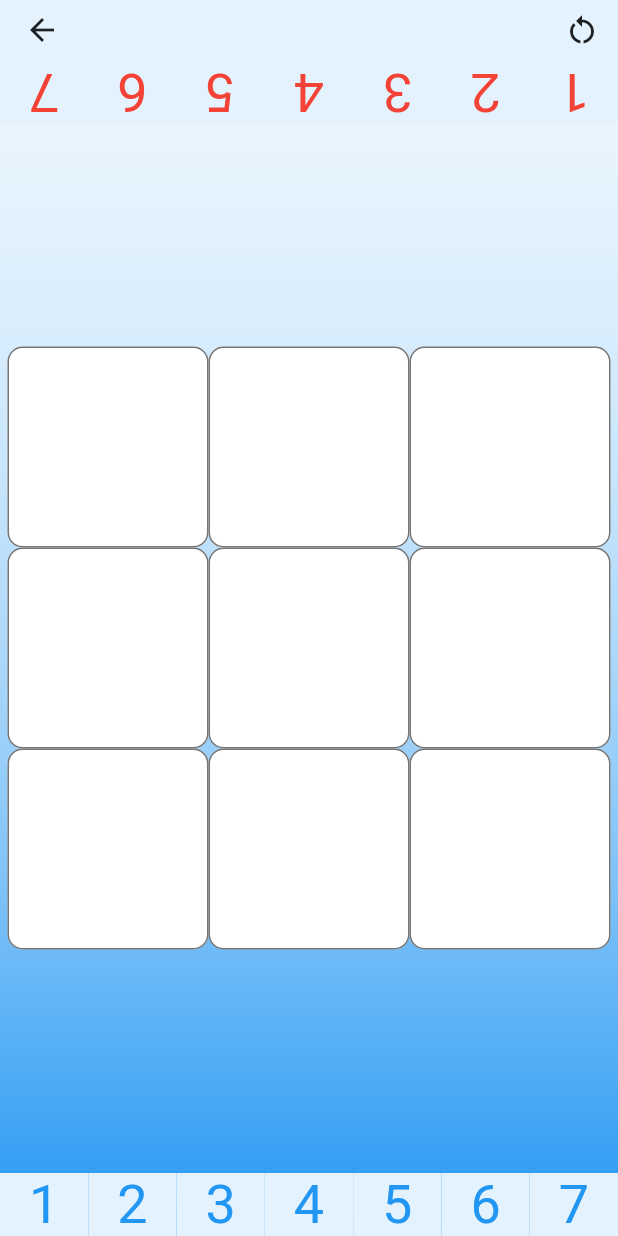
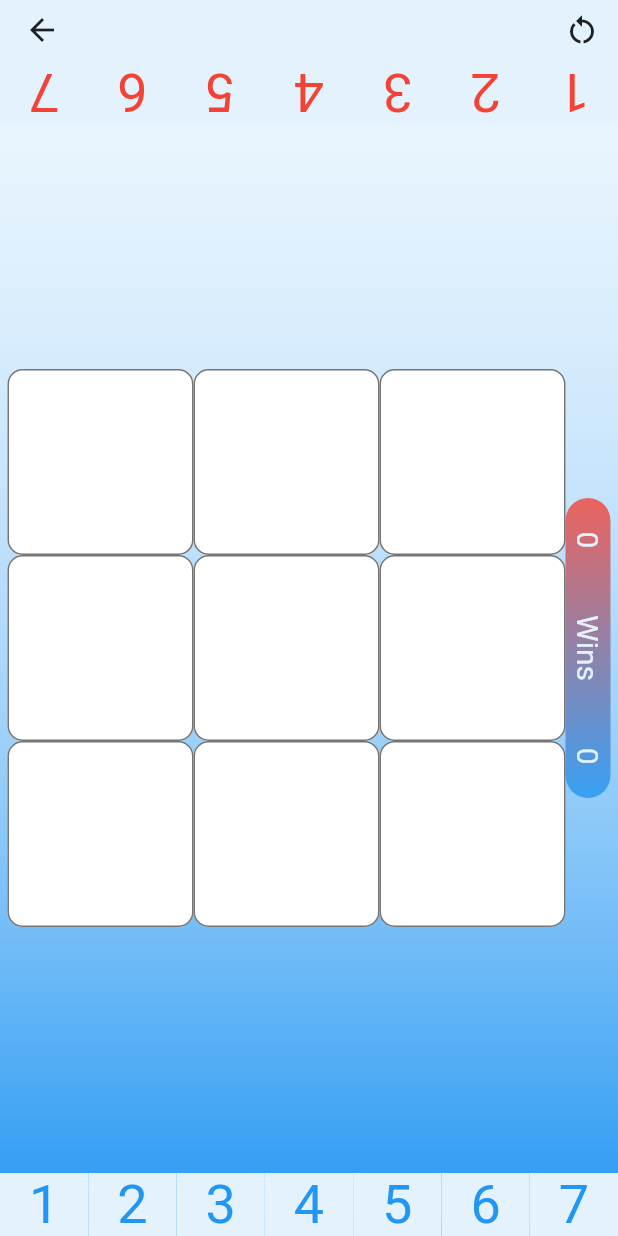
Before and after one commit to JCFowler/tic_tac_advanced, a Flutter app: the screen it shows after launch, after a tap on "Play", on a phone screen of 412 x 824 dp. Run offline on Flutter 3.47's test engine with Material 2 defaults, Android fonts, the phone set to English and light mode, and no system bars; our stand-ins replace animated_text_kit; generated files the repository leaves out were written again.

Commit message:
Added score board, updated home screen

```diff
--- a/lib/main.dart
+++ b/lib/main.dart
@@ -10,6 +10,7 @@ import 'providers/locale_provider.dart';
 import 'screens/game_screen.dart';
 import 'screens/home_screen.dart';
 import 'screens/settings_screen.dart';
+import 'screens/test.dart';
 
 void main() {
   WidgetsFlutterBinding.ensureInitialized();
@@ -55,6 +56,7 @@ class MyApp extends StatelessWidget {
           routes: {
             SettingsScreen.routeName: (ctx) => const SettingsScreen(),
             GameScreen.routeName: (ctx) => const GameScreen(),
+            'test': (ctx) => const TestScreen(),
           },
         ),
       ),
--- a/lib/providers/game_provider.dart
+++ b/lib/providers/game_provider.dart
@@ -1,8 +1,6 @@
 import 'package:flutter/material.dart';
 
 import '../models/mark.dart';
-
-// const NUMBERS = [1, 2, 3, 4, 5, 6, 7];
 
 const Map<int, bool> baseNumbersMap = {
   1: false,
@@ -25,6 +23,11 @@ class GameProvider with ChangeNotifier {
     Player.Player2: Colors.red,
   };
 
+  final Map<Player, int> _scores = {
+    Player.Player1: 0,
+    Player.Player2: 0,
+  };
+
   final Map<int, bool> _player1Numbers = Map<int, bool>.from(baseNumbersMap);
   final Map<int, bool> _player2Numbers = Map<int, bool>.from(baseNumbersMap);
 
@@ -37,6 +40,10 @@ class GameProvider with ChangeNotifier {
 
   Player get player {
     return _player;
+  }
+
+  Map<Player, int> get scores {
+    return _scores;
   }
 
   /// If no player is passed, will get current player.
@@ -112,6 +119,11 @@ class GameProvider with ChangeNotifier {
     notifyListeners();
   }
 
+  void increaseScore(Player player) {
+    _scores.update(player, (value) => value + 1);
+    notifyListeners();
+  }
+
   bool checkForWinningLine() {
     final winningLines = [
       [0, 1, 2],
@@ -139,6 +151,8 @@ class GameProvider with ChangeNotifier {
 
         if (p1Count >= 3 || p2Count >= 3) {
           _winningLine = line;
+          increaseScore(p1Count >= 3 ? Player.Player1 : Player.Player2);
+
           notifyListeners();
           return true;
         }
--- a/lib/screens/game_screen.dart
+++ b/lib/screens/game_screen.dart
@@ -8,6 +8,7 @@ import '../providers/game_provider.dart';
 import '../widgets/custom_app_bar.dart';
 import '../widgets/game_number.dart';
 import '../widgets/number_board.dart';
+import '../widgets/score_board.dart';
 
 class GameScreen extends StatefulWidget {
   static const routeName = '/game';
@@ -140,6 +141,9 @@ class _GameScreenState extends State<GameScreen> with TickerProviderStateMixin {
                     child: Center(
                       child: Padding(
                         padding: const EdgeInsets.all(5),
+                        child: Row(
+                          children: [
+                            Expanded(
                               child: CustomPaint(
                                 foregroundPainter: game.gameOver
                                     ? LinePainter(game, _progress)
@@ -168,7 +172,8 @@ class _GameScreenState extends State<GameScreen> with TickerProviderStateMixin {
                                         child: Center(
                                           child: game.gameMarks[index] != null
                                               ? RotationTransition(
-                                            turns: game.player == Player.Player2
+                                                  turns: game.player ==
+                                                          Player.Player2
                                                       ? _rotateAnimationFirst!
                                                       : _rotateAnimationSecond!,
                                                   child: GameNumber(
@@ -180,6 +185,10 @@ class _GameScreenState extends State<GameScreen> with TickerProviderStateMixin {
                                     );
                                   },
                                 ),
+                              ),
+                            ),
+                            const ScoreBoard(),
+                          ],
                         ),
                       ),
                     ),
--- a/lib/screens/home_screen.dart
+++ b/lib/screens/home_screen.dart
@@ -1,8 +1,33 @@
+import 'package:animated_text_kit/animated_text_kit.dart';
 import 'package:flutter/material.dart';
 import 'package:flutter_gen/gen_l10n/app_localizations.dart';
 
+import '../widgets/app_button.dart';
 import 'game_screen.dart';
 import 'settings_screen.dart';
+
+var colorizeTextStyle = TextStyle(
+  fontSize: 50.0,
+  fontFamily: 'Horizon',
+  foreground: Paint()
+    ..style = PaintingStyle.stroke
+    ..strokeWidth = 2
+    ..color = Colors.blue
+    ..shader = const LinearGradient(
+      colors: [
+        Colors.red,
+        Colors.red,
+        Colors.purple,
+        Colors.blue,
+        Colors.blue,
+      ],
+    ).createShader(
+      Rect.fromCircle(
+        center: const Offset(150.0, 55.0),
+        radius: 200.0,
+      ),
+    ),
+);
 
 class HomeScreen extends StatelessWidget {
   const HomeScreen({Key? key}) : super(key: key);
@@ -34,19 +59,18 @@ class HomeScreen extends StatelessWidget {
               crossAxisAlignment: CrossAxisAlignment.center,
               children: [
                 Flexible(
-                  child: Container(
-                    margin: const EdgeInsets.only(bottom: 20.0),
-                    padding: const EdgeInsets.symmetric(
-                        vertical: 8.0, horizontal: 50.0),
-                    // transform: Matrix4.rotationZ(-15 * pi / 180)
-                    //   ..translate(10.0),
-                    child: const Text(
-                      'Tic Tac\nAdvanced',
-                      textAlign: TextAlign.center,
-                      style: TextStyle(
-                        fontSize: 30,
-                        fontWeight: FontWeight.normal,
-                      ),
+                  child: SizedBox(
+                    height: 150,
+                    child: AnimatedTextKit(
+                      animatedTexts: [
+                        TypewriterAnimatedText(
+                          'Tic Tac\nAdvanced',
+                          speed: const Duration(milliseconds: 200),
+                          textStyle: colorizeTextStyle,
+                          textAlign: TextAlign.center,
+                        ),
+                      ],
+                      isRepeatingAnimation: false,
                     ),
                   ),
                 ),
@@ -54,15 +78,23 @@ class HomeScreen extends StatelessWidget {
                   flex: deviceSize.width > 600 ? 2 : 1,
                   child: Column(
                     children: [
-                      TextButton(
-                        onPressed: () => Navigator.of(context)
-                            .pushNamed(GameScreen.routeName),
-                        child: const Text('Play'),
+                      AppButton(
+                        'Play',
+                        () => Navigator.of(context).pushNamed(
+                          GameScreen.routeName,
+                        ),
                       ),
-                      TextButton(
-                        onPressed: () => Navigator.of(context)
-                            .pushNamed(SettingsScreen.routeName),
-                        child: const Text('Settings'),
+                      AppButton(
+                        'Settings',
+                        () => Navigator.of(context).pushNamed(
+                          SettingsScreen.routeName,
+                        ),
+                      ),
+                      AppButton(
+                        'Test',
+                        () => Navigator.of(context).pushNamed(
+                          'test',
+                        ),
                       ),
                       Text(AppLocalizations.of(context)!.helloWorld)
                     ],
--- /dev/null
+++ b/lib/widgets/app_button.dart
@@ -0,0 +1,56 @@
+import 'package:flutter/material.dart';
+
+class AppButton extends StatelessWidget {
+  final String text;
+  final VoidCallback onTap;
+
+  const AppButton(
+    this.text,
+    this.onTap, {
+    Key? key,
+  }) : super(key: key);
+
+  @override
+  Widget build(BuildContext context) {
+    final Paint paint = Paint()
+      ..style = PaintingStyle.stroke
+      ..strokeWidth = 6
+      ..color = Colors.black
+      ..shader = LinearGradient(colors: [
+        Colors.red,
+        Colors.red,
+        Colors.purple[400]!,
+        Colors.blue,
+        Colors.blue,
+      ]).createShader(
+        Rect.fromCircle(
+          center: const Offset(150.0, 55.0),
+          radius: 200.0,
+        ),
+      );
+
+    return TextButton(
+      onPressed: onTap,
+      child: Stack(
+        children: <Widget>[
+          // Stroked text as border.
+          Text(
+            text,
+            style: TextStyle(
+              fontSize: 40,
+              foreground: paint,
+            ),
+          ),
+          // Solid text as fill.
+          Text(
+            text,
+            style: TextStyle(
+              fontSize: 40,
+              color: Colors.blue[50],
+            ),
+          ),
+        ],
+      ),
+    );
+  }
+}
--- a/lib/widgets/game_board_number.dart
+++ b/lib/widgets/game_board_number.dart
@@ -20,14 +20,18 @@ class GameBoardNumber extends StatelessWidget {
   @override
   Widget build(BuildContext context) {
     final game = Provider.of<GameProvider>(context);
+    final selected = game.selectedNumber == number && player == game.player;
     return GestureDetector(
       onTap: () => (player == game.player && !used && !game.gameOver)
           ? game.changeSelectedNumber(number)
           : null,
       child: Container(
         width: width,
-        // Need to add color, or the padding wont take for the tap gesture.
-        color: Theme.of(context).scaffoldBackgroundColor,
+        decoration: BoxDecoration(
+          color: selected
+              ? game.playerColor(player)
+              : Theme.of(context).scaffoldBackgroundColor,
+        ),
         child: Text(
           number.toString(),
           textAlign: TextAlign.center,
@@ -35,8 +39,8 @@ class GameBoardNumber extends StatelessWidget {
             fontSize: 36,
             color: used
                 ? Colors.grey
-                : game.selectedNumber == number && player == game.player
-                    ? Colors.purple
+                : selected
+                    ? Theme.of(context).scaffoldBackgroundColor
                     : game.playerColor(player),
           ),
         ),
--- a/lib/widgets/game_number.dart
+++ b/lib/widgets/game_number.dart
@@ -12,7 +12,6 @@ class GameNumber extends StatelessWidget {
 
   @override
   Widget build(BuildContext context) {
-    print('Building GameNumber');
     return Text(
       mark.number.toString(),
       style: TextStyle(
--- a/lib/widgets/number_board.dart
+++ b/lib/widgets/number_board.dart
@@ -20,7 +20,7 @@ class NumberBoard extends StatelessWidget {
         GameBoardNumber(
           number: key,
           player: player,
-          used: value,
+          used: key == 1 ? false : value,
           width: width / 7,
         ),
       );
--- /dev/null
+++ b/lib/widgets/score_board.dart
@@ -0,0 +1,68 @@
+import 'package:flutter/material.dart';
+import 'package:provider/provider.dart';
+import '../providers/game_provider.dart';
+
+class ScoreBoard extends StatelessWidget {
+  const ScoreBoard({Key? key}) : super(key: key);
+
+  @override
+  Widget build(BuildContext context) {
+    return SizedBox(
+      width: 30,
+      height: 200,
+      child: Container(
+        decoration: BoxDecoration(
+          borderRadius: BorderRadius.circular(15),
+          gradient: LinearGradient(
+            colors: [
+              Colors.red.withOpacity(0.8),
+              Colors.blue.withOpacity(0.8),
+            ],
+            begin: Alignment.topCenter,
+            end: Alignment.bottomCenter,
+            stops: const [0, 1],
+          ),
+        ),
+        child: Consumer<GameProvider>(
+          builder: (ctx, game, _) => Wrap(
+            alignment: WrapAlignment.spaceAround,
+            direction: Axis.vertical,
+            runAlignment: WrapAlignment.center,
+            children: [
+              RotatedBox(
+                quarterTurns: 1,
+                child: Text(
+                  game.scores[Player.Player2].toString(),
+                  style: TextStyle(
+                    color: Theme.of(context).scaffoldBackgroundColor,
+                    fontSize: 20,
+                  ),
+                ),
+              ),
+              RotatedBox(
+                quarterTurns: 1,
+                child: Text(
+                  'Wins',
+                  style: TextStyle(
+                    fontSize: 20,
+                    color: Theme.of(context).scaffoldBackgroundColor,
+                  ),
+                ),
+              ),
+              RotatedBox(
+                quarterTurns: 1,
+                child: Text(
+                  game.scores[Player.Player1].toString(),
+                  style: TextStyle(
+                    color: Theme.of(context).scaffoldBackgroundColor,
+                    fontSize: 20,
+                  ),
+                ),
+              ),
+            ],
+          ),
+        ),
+      ),
+    );
+  }
+}
--- a/pubspec.yaml
+++ b/pubspec.yaml
@@ -21,6 +21,7 @@ environment:
   sdk: ">=2.12.0 <3.0.0"
 
 dependencies:
+  animated_text_kit: ^4.2.1
   flutter:
     sdk: flutter
   flutter_localizations:
```
Also changed, not shown: lib/screens/test.dart (added, +57 -0 lines), pubspec.lock. Lines whose indentation alone changed are shown as unchanged.
